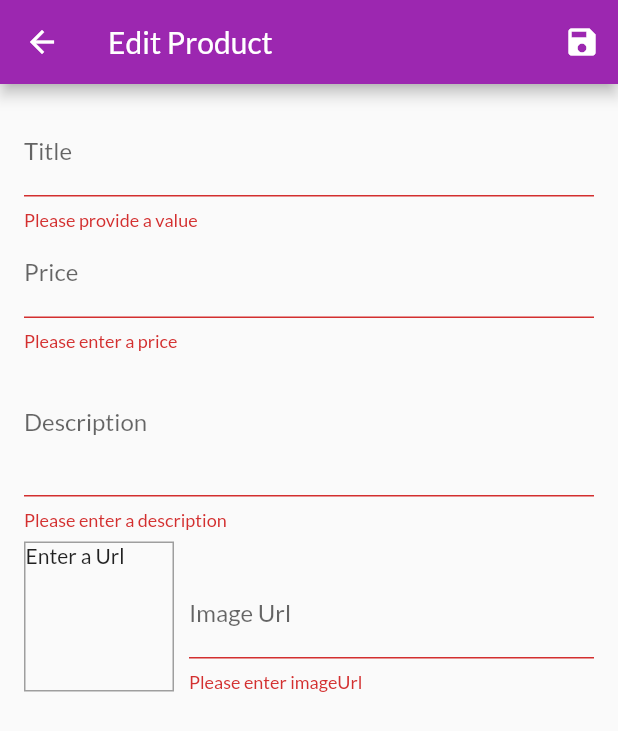
After one commit to srinjoyghosh-bot/shop-app, a Flutter app: the EditProductScreen screen opened by its route, after a tap on the "save" icon, on a phone screen of 412 x 824 dp. The commit adds this screen. Shown: the top 731 px of the screen. Run offline on Flutter 3.47's test engine with Material 2 defaults, Android fonts, the phone set to English and light mode, and no system bars; network calls fail.

Commit message:
feat: added feature to add/edit new/existing product

```diff
--- a/lib/main.dart
+++ b/lib/main.dart
@@ -3,9 +3,11 @@ import 'package:flutter_complete_guide/providers/cart.dart';
 import 'package:flutter_complete_guide/providers/orders.dart';
 import 'package:flutter_complete_guide/providers/products.dart';
 import 'package:flutter_complete_guide/screens/cart_screen.dart';
+import 'package:flutter_complete_guide/screens/edit_product_screen.dart';
 import 'package:flutter_complete_guide/screens/orders_screen.dart';
 import 'package:flutter_complete_guide/screens/product_detail_screen.dart';
 import 'package:flutter_complete_guide/screens/products_overview_screen.dart';
+import 'package:flutter_complete_guide/screens/user_products_screen.dart';
 import 'package:provider/provider.dart';
 import 'providers/products.dart';
 
@@ -38,7 +40,9 @@ class MyApp extends StatelessWidget {
           routes: {
             ProductDetailScreen.routeName: (ctx) => ProductDetailScreen(),
             CartScreen.routeName: (ctx) => CartScreen(),
-            OrdersScreen.routeName:(ctx)=>OrdersScreen(),
+            OrdersScreen.routeName: (ctx) => OrdersScreen(),
+            UserProductsScreen.routeName: (ctx) => UserProductsScreen(),
+            EditProductScreen.routeName: (ctx) => EditProductScreen()
           }),
     );
   }
--- a/lib/providers/products.dart
+++ b/lib/providers/products.dart
@@ -69,9 +69,28 @@ class Products with ChangeNotifier {
     return _items.firstWhere((prod) => prod.id == id);
   }
 
-  void addProduct() {
-    //_items.add(value);
+  void addProduct(Product product) {
+    final newProdduct = Product(
+        id: DateTime.now().toString(),
+        title: product.title,
+        description: product.description,
+        price: product.price,
+        imageUrl: product.imageUrl);
+    _items.add(newProdduct);
     notifyListeners();
     //all other parts of app listening to this app rebuilds
   }
+
+  void updateProduct(String id, Product newProduct) {
+    final prodIndex = _items.indexWhere((element) => element.id == id);
+    if (prodIndex >= 0) {
+      _items[prodIndex] = newProduct;
+      notifyListeners();
+    }
+  }
+
+  void deleteProduct(String id) {
+    _items.removeWhere((element) => element.id == id);
+    notifyListeners();
+  }
 }
--- /dev/null
+++ b/lib/screens/edit_product_screen.dart
@@ -0,0 +1,263 @@
+import 'package:flutter/material.dart';
+import 'package:flutter_complete_guide/providers/product.dart';
+import 'package:flutter_complete_guide/providers/products.dart';
+import 'package:provider/provider.dart';
+
+class EditProductScreen extends StatefulWidget {
+  static const routeName = '/edit-product';
+  @override
+  _EditProductScreenState createState() => _EditProductScreenState();
+}
+
+class _EditProductScreenState extends State<EditProductScreen> {
+  final _priceFocusNode = FocusNode();
+  final _descriptionFocusNode = FocusNode();
+  final _imageUrlController = TextEditingController();
+  final _imageUrlFocusNode = FocusNode();
+  final _form = GlobalKey<FormState>();
+  var _editedProduct = Product(
+    id: null,
+    title: '',
+    description: '',
+    price: 0,
+    imageUrl: '',
+  );
+
+  @override
+  void dispose() {
+    //focus nodes need to be disposed when leaving the screen
+    //to free up memory
+    _imageUrlFocusNode.removeListener(_updateImageUrl);
+    _priceFocusNode.dispose();
+    _descriptionFocusNode.dispose();
+    _imageUrlController.dispose();
+    _imageUrlFocusNode.dispose();
+    super.dispose();
+  }
+
+  @override
+  void initState() {
+    super.initState();
+    _imageUrlFocusNode.addListener(_updateImageUrl);
+  }
+
+  var _initValues = {
+    'title': '',
+    'description': '',
+    'price': '',
+    'imageUrl': '',
+  };
+  var _isInIt = true;
+  @override
+  void didChangeDependencies() {
+    //as modalroute doesnt work in initstate
+    if (_isInIt) {
+      final productId = ModalRoute.of(context).settings.arguments as String;
+      if (productId != null) {
+        _editedProduct = Provider.of<Products>(context).findById(productId);
+        _initValues = {
+          'title': _editedProduct.title,
+          'description': _editedProduct.description,
+          'price': _editedProduct.price.toString(),
+          'imageUrl': '',
+        };
+        _imageUrlController.text = _editedProduct.imageUrl;
+      }
+    }
+    _isInIt = false;
+    super.didChangeDependencies();
+  }
+
+  void _updateImageUrl() {
+    if (!_imageUrlFocusNode.hasFocus) {
+      if ((!_imageUrlController.text.startsWith('http') &&
+              !_imageUrlController.text.startsWith('https')) ||
+          (!_imageUrlController.text.endsWith('.png') &&
+              !_imageUrlController.text.endsWith('.jpg') &&
+              !_imageUrlController.text.endsWith('.jpeg'))) return;
+      setState(() {});
+    }
+  }
+
+  void _saveForm() {
+    final isValid = _form.currentState.validate();
+    if (!isValid) return;
+    _form.currentState.save();
+    if (_editedProduct.id != null) {
+      Provider.of<Products>(context, listen: false)
+          .updateProduct(_editedProduct.id, _editedProduct);
+    } else {
+      Provider.of<Products>(context, listen: false).addProduct(_editedProduct);
+    }
+
+    Navigator.of(context).pop();
+  }
+
+  @override
+  Widget build(BuildContext context) {
+    return Scaffold(
+      appBar: AppBar(
+        title: Text('Edit Product'),
+        actions: [
+          IconButton(icon: Icon(Icons.save), onPressed: _saveForm),
+        ],
+      ),
+      body: Padding(
+        padding: const EdgeInsets.all(16.0),
+        child: Form(
+          key: _form,
+          child: ListView(
+            children: [
+              TextFormField(
+                initialValue: _initValues['title'],
+                decoration: InputDecoration(labelText: 'Title'),
+                textInputAction: TextInputAction
+                    .next, //what bottom right of keyboard will show
+                onFieldSubmitted: (value) {
+                  FocusScope.of(context).requestFocus(_priceFocusNode);
+                },
+                onSaved: (value) {
+                  _editedProduct = Product(
+                    id: _editedProduct.id,
+                    isFavourite: _editedProduct.isFavourite,
+                    title: value,
+                    description: _editedProduct.description,
+                    price: _editedProduct.price,
+                    imageUrl: _editedProduct.imageUrl,
+                  );
+                },
+                validator: (value) {
+                  //returning null means all is correct
+                  if (value.isEmpty) {
+                    return 'Please provide a value';
+                  }
+                  return null;
+                },
+              ),
+              TextFormField(
+                initialValue: _initValues['price'],
+                decoration: InputDecoration(labelText: 'Price'),
+                textInputAction: TextInputAction.next,
+                keyboardType: TextInputType.number,
+                focusNode: _priceFocusNode,
+                onFieldSubmitted: (value) {
+                  FocusScope.of(context).requestFocus(_descriptionFocusNode);
+                },
+                onSaved: (value) {
+                  _editedProduct = Product(
+                    id: _editedProduct.id,
+                    isFavourite: _editedProduct.isFavourite,
+                    title: _editedProduct.title,
+                    description: _editedProduct.description,
+                    price: double.parse(value),
+                    imageUrl: _editedProduct.imageUrl,
+                  );
+                },
+                validator: (value) {
+                  if (value.isEmpty) return 'Please enter a price';
+                  if (double.tryParse(value) == null) {
+                    return 'Please enter a valid number';
+                  }
+                  if (double.parse(value) <= 0)
+                    return 'Please enter a positive number';
+                  return null;
+                },
+              ),
+              TextFormField(
+                initialValue: _initValues['description'],
+                decoration: InputDecoration(labelText: 'Description'),
+                textInputAction: TextInputAction.next,
+                maxLines: 3,
+                keyboardType: TextInputType.multiline,
+                focusNode: _descriptionFocusNode,
+                onSaved: (value) {
+                  _editedProduct = Product(
+                    id: _editedProduct.id,
+                    isFavourite: _editedProduct.isFavourite,
+                    title: _editedProduct.title,
+                    description: value,
+                    price: _editedProduct.price,
+                    imageUrl: _editedProduct.imageUrl,
+                  );
+                },
+                validator: (value) {
+                  if (value.isEmpty) return 'Please enter a description';
+                  if (value.length < 10)
+                    return 'Should be atleast 10 characters long';
+                  return null;
+                },
+              ),
+              Row(
+                crossAxisAlignment: CrossAxisAlignment.end,
+                children: [
+                  Container(
+                    width: 100,
+                    height: 100,
+                    margin: EdgeInsets.only(
+                      top: 8,
+                      right: 10,
+                    ),
+                    decoration: BoxDecoration(
+                      border: Border.all(
+                        width: 1,
+                        color: Colors.grey,
+                      ),
+                    ),
+                    child: _imageUrlController.text.isEmpty
+                        ? Text('Enter a Url')
+                        : FittedBox(
+                            child: Image.network(
+                              _imageUrlController.text,
+                              fit: BoxFit.cover,
+                            ),
+                          ),
+                  ),
+                  Expanded(
+                    //textformfield takes whole width so if used in a
+                    //row, must use expanded
+                    child: TextFormField(
+                      decoration: InputDecoration(
+                        labelText: 'Image Url',
+                      ),
+                      keyboardType: TextInputType.url,
+                      textInputAction: TextInputAction.done,
+                      controller: _imageUrlController,
+                      focusNode: _imageUrlFocusNode,
+                      onEditingComplete: () {
+                        setState(() {});
+                      },
+                      onFieldSubmitted: (_) {
+                        _saveForm();
+                      },
+                      onSaved: (value) {
+                        _editedProduct = Product(
+                          id: _editedProduct.id,
+                          isFavourite: _editedProduct.isFavourite,
+                          title: _editedProduct.title,
+                          description: _editedProduct.description,
+                          price: _editedProduct.price,
+                          imageUrl: value,
+                        );
+                      },
+                      validator: (value) {
+                        if (value.isEmpty) return 'Please enter imageUrl';
+                        if (!value.startsWith('http') &&
+                            !value.startsWith('https'))
+                          return 'Please enter a valid URL';
+                        if (!value.endsWith('.png') &&
+                            !value.endsWith('.jpg') &&
+                            !value.endsWith('.jpeg'))
+                          return 'Please enter a valid image URL';
+                        return null;
+                      },
+                    ),
+                  ),
+                ],
+              ),
+            ],
+          ),
+        ),
+      ),
+    );
+  }
+}
--- a/lib/widgets/app_drawer.dart
+++ b/lib/widgets/app_drawer.dart
@@ -1,5 +1,6 @@
 import 'package:flutter/material.dart';
 import 'package:flutter_complete_guide/screens/orders_screen.dart';
+import 'package:flutter_complete_guide/screens/user_products_screen.dart';
 
 class AppDrawer extends StatelessWidget {
   @override
@@ -27,6 +28,15 @@ class AppDrawer extends StatelessWidget {
                   .pushReplacementNamed(OrdersScreen.routeName);
             },
           ),
+          Divider(),
+          ListTile(
+            leading: Icon(Icons.edit),
+            title: Text('Manage Products'),
+            onTap: () {
+              Navigator.of(context)
+                  .pushReplacementNamed(UserProductsScreen.routeName);
+            },
+          ),
         ],
       ),
     );
```
Also changed, not shown: lib/providers/cart.dart (+18 -0 lines), lib/screens/user_products_screen.dart (added, +45 -0 lines), lib/widgets/cart_item.dart (+21 -1 lines), lib/widgets/product_item.dart (+13 -0 lines), lib/widgets/user_product_item.dart (added, +43 -0 lines).
